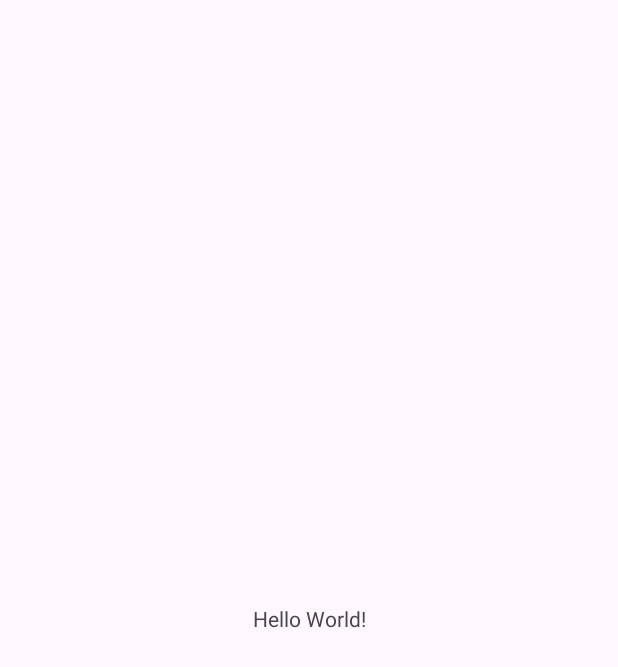
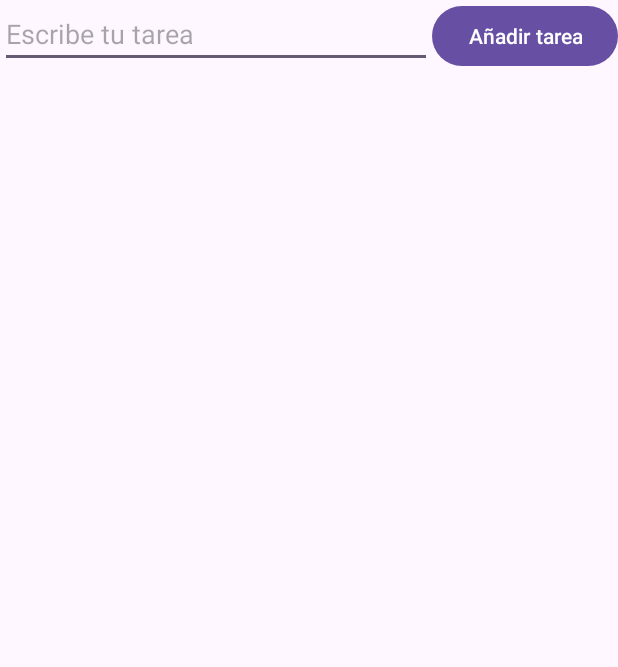
Before and after one commit to AlesandroQG/PROMScroll_InfinitoV2, an Android app: the screen it shows after launch (MainActivity), on a phone screen of 412 x 824 dp. Before the commit the part shown is almost empty. Shown: the top 667 px of the screen. Run offline under Robolectric (Android 15) with nearby library versions, the phone set to English and light mode, and no system bars.

Commit message:
Creado diseño principal

```diff
--- a/app/src/main/res/layout/activity_main.xml
+++ b/app/src/main/res/layout/activity_main.xml
@@ -7,13 +7,40 @@
     android:layout_height="match_parent"
     tools:context=".MainActivity">
 
-    <TextView
+    <EditText
+        android:id="@+id/etTask"
+        android:layout_width="0dp"
+        android:layout_height="wrap_content"
+        android:hint="Escribe tu tarea"
+        android:maxLines="1"
+        android:singleLine="true"
+        app:layout_constraintVertical_bias="0"
+        app:layout_constraintHorizontal_bias="0"
+        app:layout_constraintBottom_toBottomOf="parent"
+        app:layout_constraintEnd_toStartOf="@id/btnAddTask"
+        app:layout_constraintStart_toStartOf="parent"
+        app:layout_constraintTop_toTopOf="parent" />
+
+    <Button
+        android:id="@+id/btnAddTask"
         android:layout_width="wrap_content"
         android:layout_height="wrap_content"
-        android:text="Hello World!"
+        android:text="Añadir tarea"
+        app:layout_constraintHorizontal_bias="1"
+        app:layout_constraintVertical_bias="0"
+        app:layout_constraintBottom_toBottomOf="parent"
+        app:layout_constraintEnd_toEndOf="parent"
+        app:layout_constraintStart_toEndOf="@id/etTask"
+        app:layout_constraintTop_toTopOf="parent" />
+
+    <androidx.recyclerview.widget.RecyclerView
+        android:id="@+id/rvTasks"
+        android:layout_width="0dp"
+        android:layout_height="wrap_content"
         app:layout_constraintBottom_toBottomOf="parent"
         app:layout_constraintEnd_toEndOf="parent"
         app:layout_constraintStart_toStartOf="parent"
-        app:layout_constraintTop_toTopOf="parent" />
+        app:layout_constraintTop_toBottomOf="@id/etTask"
+        app:layout_constraintVertical_bias="0"/>
 
 </androidx.constraintlayout.widget.ConstraintLayout>
```
Also changed, not shown: app/src/main/java/com/alesandro/scroll_infinito/MainActivity.kt (+8 -0 lines).
